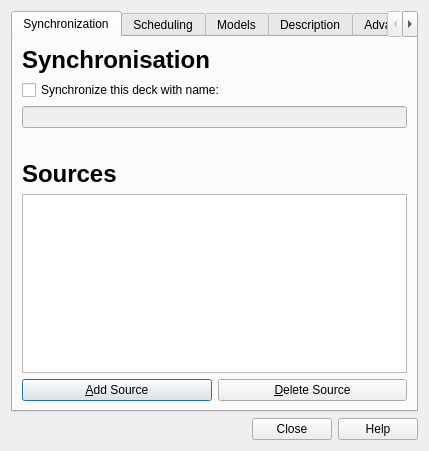
ankitects/anki, file designer/deckproperties.ui: the form before one commit.
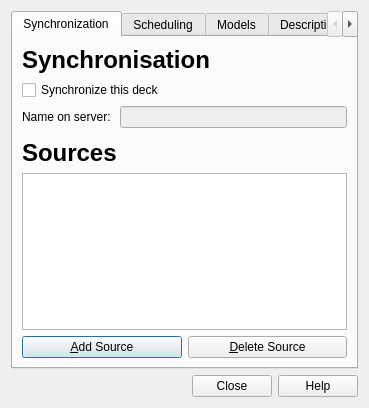
The form after the commit.

Commit message: prevent accidental sync, hide source ids

```diff
--- a/designer/deckproperties.ui
+++ b/designer/deckproperties.ui
@@ -8,15 +8,15 @@
    <rect>
     <x>0</x>
     <y>0</y>
-    <width>429</width>
-    <height>451</height>
+    <width>366</width>
+    <height>408</height>
    </rect>
   </property>
   <property name="windowTitle" >
    <string>Deck Properties</string>
   </property>
-  <layout class="QGridLayout" name="gridLayout_5" >
-   <item row="0" column="0" >
+  <layout class="QVBoxLayout" name="verticalLayout_2" >
+   <item>
     <widget class="QTabWidget" name="qtabwidget" >
      <property name="whatsThis" >
       <string>&lt;a href="http://ichi2.net/anki/wiki/DeckProperties#Synchronization">Help&lt;/a></string>
@@ -29,8 +29,8 @@
        <rect>
         <x>0</x>
         <y>0</y>
-        <width>407</width>
-        <height>373</height>
+        <width>350</width>
+        <height>342</height>
        </rect>
       </property>
       <attribute name="title" >
@@ -58,17 +58,7 @@
          <item row="1" column="0" >
           <widget class="QCheckBox" name="doSync" >
            <property name="text" >
-            <string>Synchronize this deck with name:</string>
-           </property>
-          </widget>
-         </item>
-         <item row="2" column="0" >
-          <widget class="QLineEdit" name="syncName" >
-           <property name="enabled" >
-            <bool>false</bool>
-           </property>
-           <property name="whatsThis" >
-            <string>option</string>
+            <string>Synchronize this deck</string>
            </property>
           </widget>
          </item>
@@ -123,6 +113,27 @@
            </property>
           </spacer>
          </item>
+         <item row="2" column="0" >
+          <layout class="QHBoxLayout" name="horizontalLayout_2" >
+           <item>
+            <widget class="QLabel" name="label_18" >
+             <property name="text" >
+              <string>Name on server: </string>
+             </property>
+            </widget>
+           </item>
+           <item>
+            <widget class="QLineEdit" name="syncName" >
+             <property name="enabled" >
+              <bool>false</bool>
+             </property>
+             <property name="whatsThis" >
+              <string>option</string>
+             </property>
+            </widget>
+           </item>
+          </layout>
+         </item>
         </layout>
        </item>
       </layout>
@@ -627,7 +638,7 @@
      </widget>
     </widget>
    </item>
-   <item row="2" column="0" >
+   <item>
     <widget class="QDialogButtonBox" name="buttonBox" >
      <property name="orientation" >
       <enum>Qt::Horizontal</enum>
```
Left out of the diff: 16 changed lines with no effect on the pictures. The commit also changes 2 other files.
